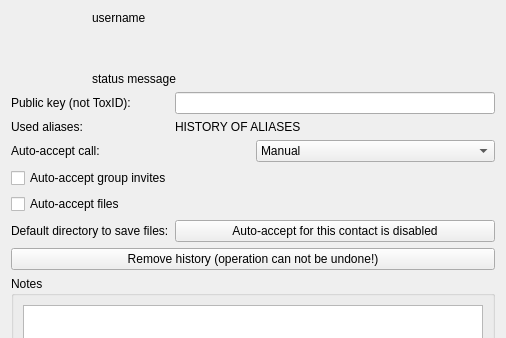
Before: the Qt Designer form src/widget/about/aboutfriendform.ui in Zer0C00I/qTox, drawn with Qt 5; both pictures show x 0 to 506 and y 0 to 338 of the 506 by 521 pixel window.
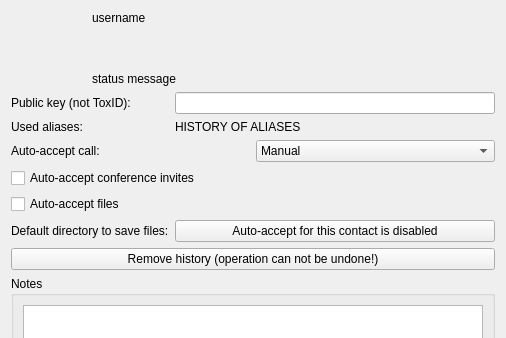
After: the same form once the commit is applied. Icons and pictures are not drawn.

Commit message:
refactor: Rename Group Chat to Conference
Conference is the correct name per Tox protocol. Now that Tox has implemented new group chats, it is important to refer to conferences properly.

```diff
--- a/src/widget/about/aboutfriendform.ui
+++ b/src/widget/about/aboutfriendform.ui
@@ -227,7 +227,7 @@
         <string>Automatically accept group chat invitations from this contact if set.</string>
        </property>
        <property name="text">
-        <string>Auto-accept group invites</string>
+        <string>Auto-accept conference invites</string>
        </property>
       </widget>
      </item>
```
Left out of the diff: 6 changed lines with no effect on the pictures. The commit also changes 170 other files.
